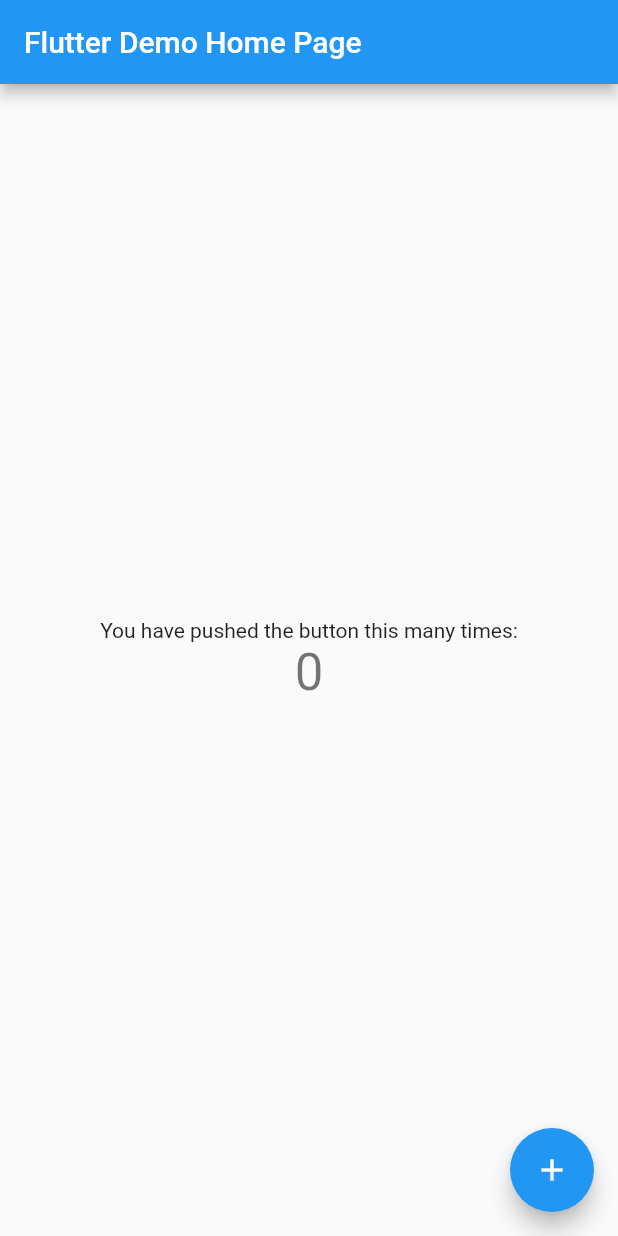
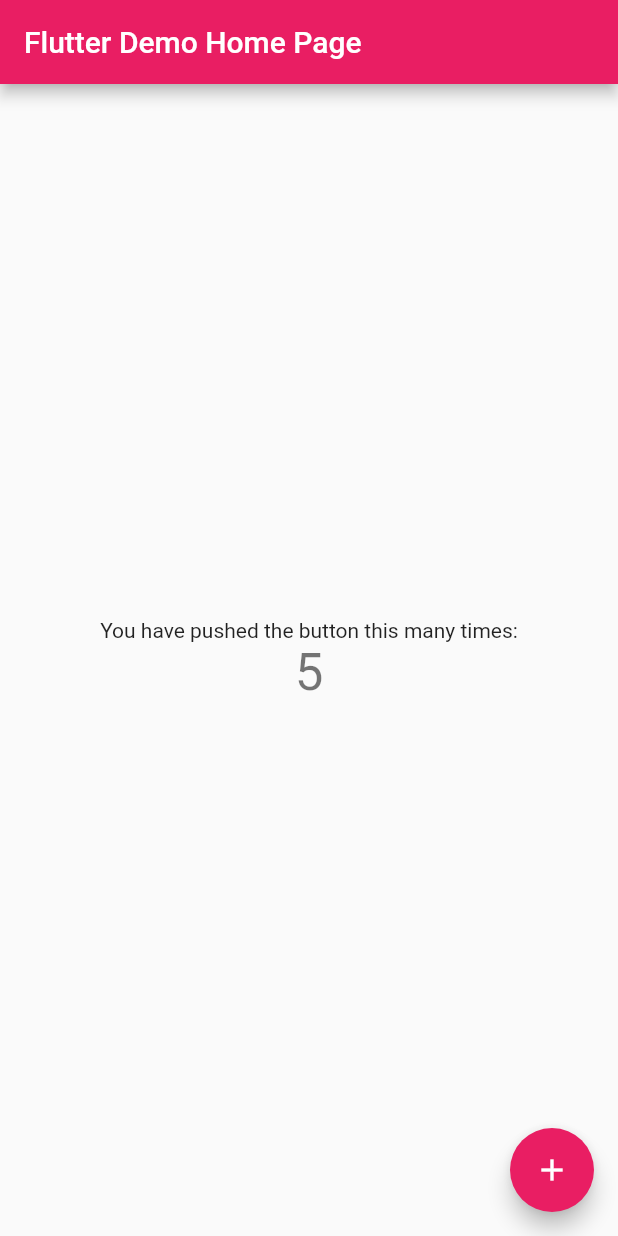
Before and after one commit to IronClad1607/Time-Tracker, a Flutter app: the screen it shows after launch, on a phone screen of 412 x 824 dp. Run offline on Flutter 3.47's test engine with Material 2 defaults, Android fonts, the phone set to English and light mode, and no system bars.

```diff
--- a/lib/main.dart
+++ b/lib/main.dart
@@ -18,7 +18,7 @@ class MyApp extends StatelessWidget {
         // or simply save your changes to "hot reload" in a Flutter IDE).
         // Notice that the counter didn't reset back to zero; the application
         // is not restarted.
-        primarySwatch: Colors.blue,
+        primarySwatch: Colors.pink,
       ),
       home: MyHomePage(title: 'Flutter Demo Home Page'),
     );
@@ -44,7 +44,7 @@ class MyHomePage extends StatefulWidget {
 }
 
 class _MyHomePageState extends State<MyHomePage> {
-  int _counter = 0;
+  int _counter = 5;
 
   void _incrementCounter() {
     setState(() {
```
